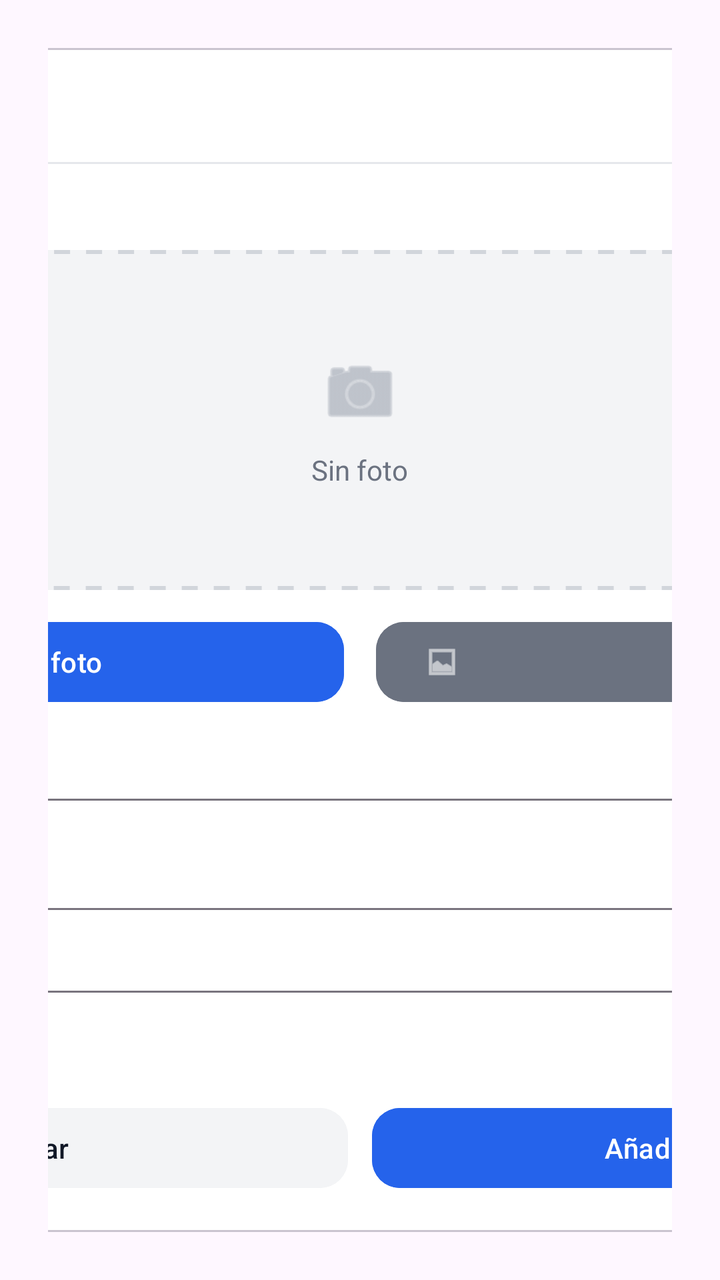
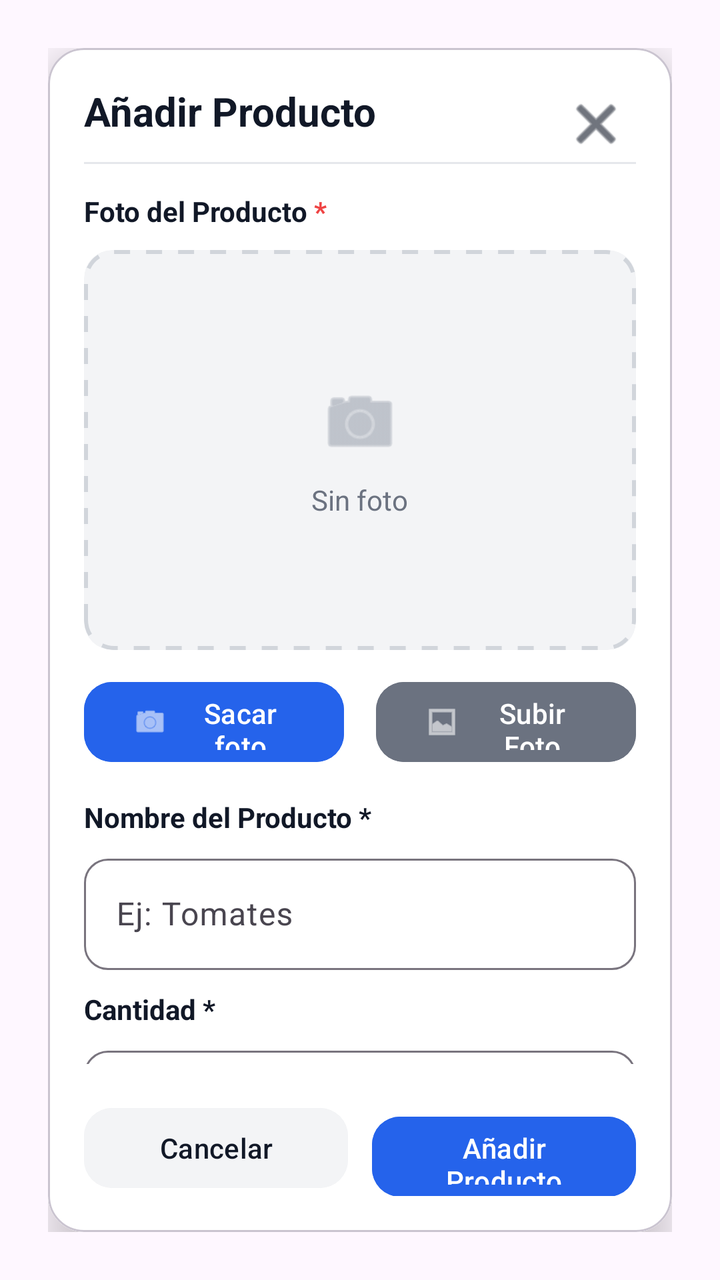

Two renders of the same Android screen: before a commit and after it. Below are the layout's source before the change and the commit's diff.
<!-- AndroidManifest.xml: application theme Theme.ControlAlmacen -->
<!-- res/layout/dialog_add_producto.xml -->
<?xml version="1.0" encoding="utf-8"?>
<FrameLayout xmlns:android="http://schemas.android.com/apk/res/android"
    xmlns:app="http://schemas.android.com/apk/res-auto"
    android:layout_width="match_parent"
    android:layout_height="match_parent"
    android:padding="24dp">

    <com.google.android.material.card.MaterialCardView
        android:layout_width="720dp"
        android:layout_height="match_parent"
        android:layout_gravity="center"
        app:cardBackgroundColor="@android:color/white"
        app:cardCornerRadius="18dp"
        app:cardElevation="12dp">

        <LinearLayout
            android:layout_width="match_parent"
            android:layout_height="match_parent"
            android:orientation="vertical">

            <androidx.core.widget.NestedScrollView
                android:layout_width="match_parent"
                android:layout_height="0dp"
                android:layout_weight="1"
                android:fillViewport="true">

                <androidx.constraintlayout.widget.ConstraintLayout
                    android:layout_width="match_parent"
                    android:layout_height="wrap_content"
                    android:padding="18dp">

                    <TextView
                        android:id="@+id/tvTitulo"
                        android:layout_width="0dp"
                        android:layout_height="wrap_content"
                        android:text="Añadir Producto"
                        android:textColor="#111827"
                        android:textSize="20sp"
                        android:textStyle="bold"
                        app:layout_constraintEnd_toStartOf="@+id/btnCerrar"
                        app:layout_constraintStart_toStartOf="parent"
                        app:layout_constraintTop_toTopOf="parent" />

                    <ImageButton
                        android:id="@+id/btnCerrar"
                        android:layout_width="40dp"
                        android:layout_height="40dp"
                        android:background="?attr/selectableItemBackgroundBorderless"
                        android:contentDescription="Cerrar"
                        android:src="@android:drawable/ic_menu_close_clear_cancel"
                        app:layout_constraintEnd_toEndOf="parent"
                        app:layout_constraintTop_toTopOf="parent"
                        app:tint="#111827" />

                    <View
                        android:id="@+id/sep1"
                        android:layout_width="0dp"
                        android:layout_height="1dp"
                        android:layout_marginTop="12dp"
                        android:background="#E5E7EB"
                        app:layout_constraintEnd_toEndOf="parent"
                        app:layout_constraintStart_toStartOf="parent"
                        app:layout_constraintTop_toBottomOf="@id/tvTitulo" />

                    <TextView
                        android:id="@+id/tvFotoLabel"
                        android:layout_width="wrap_content"
                        android:layout_height="wrap_content"
                        android:layout_marginTop="14dp"
                        android:text="Foto del Producto"
                        android:textColor="#111827"
                        android:textStyle="bold"
                        app:layout_constraintStart_toStartOf="parent"
                        app:layout_constraintTop_toBottomOf="@id/sep1" />

                    <TextView
                        android:id="@+id/tvFotoReq"
                        android:layout_width="wrap_content"
                        android:layout_height="wrap_content"
                        android:text=" *"
                        android:textColor="#EF4444"
                        android:textStyle="bold"
                        app:layout_constraintBaseline_toBaselineOf="@id/tvFotoLabel"
                        app:layout_constraintStart_toEndOf="@id/tvFotoLabel" />

                    <androidx.cardview.widget.CardView
                        android:id="@+id/cardFoto"
                        android:layout_width="0dp"
                        android:layout_height="170dp"
                        android:layout_marginTop="10dp"
                        app:cardBackgroundColor="#F3F4F6"
                        app:cardCornerRadius="14dp"
                        app:cardElevation="0dp"
                        app:layout_constraintEnd_toEndOf="parent"
                        app:layout_constraintStart_toStartOf="parent"
                        app:layout_constraintTop_toBottomOf="@id/tvFotoLabel">

                        <FrameLayout
                            android:layout_width="match_parent"
                            android:layout_height="match_parent"
                            android:background="@drawable/bg_dashed_area">

                            <ImageView
                                android:id="@+id/imgPreviewProducto"
                                android:layout_width="match_parent"
                                android:layout_height="match_parent"
                                android:contentDescription="Preview foto producto"
                                android:scaleType="centerInside"
                                android:src="@android:color/transparent" />

                            <LinearLayout
                                android:id="@+id/layoutPlaceholderFoto"
                                android:layout_width="match_parent"
                                android:layout_height="match_parent"
                                android:gravity="center"
                                android:orientation="vertical">

                                <ImageView
                                    android:layout_width="42dp"
                                    android:layout_height="42dp"
                                    android:contentDescription="Camara"
                                    android:src="@android:drawable/ic_menu_camera"
                                    app:tint="#9CA3AF" />

                                <TextView
                                    android:layout_width="wrap_content"
                                    android:layout_height="wrap_content"
                                    android:layout_marginTop="8dp"
                                    android:text="Sin foto"
                                    android:textColor="#6B7280" />
                            </LinearLayout>
                        </FrameLayout>
                    </androidx.cardview.widget.CardView>

                    <com.google.android.material.button.MaterialButton
                        android:id="@+id/btnTomarFoto"
                        android:layout_width="0dp"
                        android:layout_height="48dp"
                        android:layout_marginTop="12dp"
                        android:layout_marginEnd="8dp"
                        android:backgroundTint="#2563EB"
                        android:text="Sacar foto"
                        android:textColor="@android:color/white"
                        app:cornerRadius="14dp"
                        app:icon="@android:drawable/ic_menu_camera"
                        app:iconPadding="8dp"
                        app:layout_constraintEnd_toStartOf="@+id/btnSubirFoto"
                        app:layout_constraintStart_toStartOf="parent"
                        app:layout_constraintTop_toBottomOf="@id/cardFoto" />

                    <com.google.android.material.button.MaterialButton
                        android:id="@+id/btnSubirFoto"
                        android:layout_width="0dp"
                        android:layout_height="48dp"
                        android:layout_marginStart="8dp"
                        android:layout_marginTop="12dp"
                        android:backgroundTint="#6B7280"
                        android:text="Subir Foto"
                        android:textColor="@android:color/white"
                        app:cornerRadius="14dp"
                        app:icon="@android:drawable/ic_menu_gallery"
                        app:iconPadding="8dp"
                        app:layout_constraintEnd_toEndOf="parent"
                        app:layout_constraintStart_toEndOf="@id/btnTomarFoto"
                        app:layout_constraintTop_toBottomOf="@id/cardFoto" />

                    <TextView
                        android:id="@+id/tvNombreLabel"
                        android:layout_width="0dp"
                        android:layout_height="wrap_content"
                        android:layout_marginTop="14dp"
                        android:text="Nombre del Producto *"
                        android:textColor="#111827"
                        android:textStyle="bold"
                        app:layout_constraintEnd_toEndOf="parent"
                        app:layout_constraintStart_toStartOf="parent"
                        app:layout_constraintTop_toBottomOf="@id/btnTomarFoto" />

                    <com.google.android.material.textfield.TextInputLayout
                        android:id="@+id/tilNombre"
                        android:layout_width="0dp"
                        android:layout_height="wrap_content"
                        android:layout_marginTop="6dp"
                        app:boxBackgroundMode="outline"
                        app:boxCornerRadiusBottomEnd="12dp"
                        app:boxCornerRadiusBottomStart="12dp"
                        app:boxCornerRadiusTopEnd="12dp"
                        app:boxCornerRadiusTopStart="12dp"
                        app:layout_constraintEnd_toEndOf="parent"
                        app:layout_constraintStart_toStartOf="parent"
                        app:layout_constraintTop_toBottomOf="@id/tvNombreLabel">

                        <com.google.android.material.textfield.TextInputEditText
                            android:id="@+id/etNombre"
                            android:layout_width="match_parent"
                            android:layout_height="wrap_content"
                            android:hint="Ej: Tomates"
                            android:inputType="textPersonName" />
                    </com.google.android.material.textfield.TextInputLayout>

                    <TextView
                        android:id="@+id/tvCantidadLabel"
                        android:layout_width="0dp"
                        android:layout_height="wrap_content"
                        android:layout_marginTop="10dp"
                        android:text="Cantidad *"
                        android:textColor="#111827"
                        android:textStyle="bold"
                        app:layout_constraintEnd_toEndOf="parent"
                        app:layout_constraintStart_toStartOf="parent"
                        app:layout_constraintTop_toBottomOf="@id/tilNombre" />

                    <com.google.android.material.textfield.TextInputLayout
                        android:id="@+id/tilCantidad"
                        android:layout_width="0dp"
                        android:layout_height="wrap_content"
                        android:layout_marginTop="6dp"
                        app:boxBackgroundMode="outline"
                        app:boxCornerRadiusBottomEnd="12dp"
                        app:boxCornerRadiusBottomStart="12dp"
                        app:boxCornerRadiusTopEnd="12dp"
                        app:boxCornerRadiusTopStart="12dp"
                        app:layout_constraintEnd_toEndOf="parent"
                        app:layout_constraintStart_toStartOf="parent"
                        app:layout_constraintTop_toBottomOf="@id/tvCantidadLabel">

                        <com.google.android.material.textfield.TextInputEditText
                            android:id="@+id/etCantidad"
                            android:layout_width="match_parent"
                            android:layout_height="wrap_content"
                            android:hint="Ej: 10"
                            android:inputType="number" />
                    </com.google.android.material.textfield.TextInputLayout>

                    <TextView
                        android:id="@+id/tvMinLabel"
                        android:layout_width="0dp"
                        android:layout_height="wrap_content"
                        android:layout_marginTop="10dp"
                        android:text="Cantidad Mínima (opcional)"
                        android:textColor="#111827"
                        android:textStyle="bold"
                        app:layout_constraintEnd_toEndOf="parent"
                        app:layout_constraintStart_toStartOf="parent"
                        app:layout_constraintTop_toBottomOf="@id/tilCantidad" />

                    <com.google.android.material.textfield.TextInputLayout
                        android:id="@+id/tilMin"
                        android:layout_width="0dp"
                        android:layout_height="wrap_content"
                        android:layout_marginTop="6dp"
                        app:boxBackgroundMode="outline"
                        app:boxCornerRadiusBottomEnd="12dp"
                        app:boxCornerRadiusBottomStart="12dp"
                        app:boxCornerRadiusTopEnd="12dp"
                        app:boxCornerRadiusTopStart="12dp"
                        app:layout_constraintEnd_toEndOf="parent"
                        app:layout_constraintStart_toStartOf="parent"
                        app:layout_constraintTop_toBottomOf="@id/tvMinLabel">

                        <com.google.android.material.textfield.TextInputEditText
                            android:id="@+id/etMin"
                            android:layout_width="match_parent"
                            android:layout_height="wrap_content"
                            android:hint="Ej: 5"
                            android:inputType="number" />
                    </com.google.android.material.textfield.TextInputLayout>

                    <androidx.cardview.widget.CardView
                        android:id="@+id/cardDeshabilitado"
                        android:layout_width="0dp"
                        android:layout_height="wrap_content"
                        android:layout_marginTop="14dp"
                        app:cardBackgroundColor="#F3F4F6"
                        app:cardCornerRadius="14dp"
                        app:cardElevation="0dp"
                        app:layout_constraintEnd_toEndOf="parent"
                        app:layout_constraintStart_toStartOf="parent"
                        app:layout_constraintTop_toBottomOf="@id/tilMin">

                        <LinearLayout
                            android:layout_width="match_parent"
                            android:layout_height="wrap_content"
                            android:gravity="center_vertical"
                            android:orientation="horizontal"
                            android:padding="16dp">

                            <CheckBox
                                android:id="@+id/cbDeshabilitado"
                                android:layout_width="wrap_content"
                                android:layout_height="wrap_content"
                                android:buttonTint="#111827" />

                            <LinearLayout
                                android:layout_width="0dp"
                                android:layout_height="wrap_content"
                                android:layout_marginStart="8dp"
                                android:layout_weight="1"
                                android:orientation="vertical">

                                <TextView
                                    android:layout_width="wrap_content"
                                    android:layout_height="wrap_content"
                                    android:text="Producto Deshabilitado"
                                    android:textColor="#111827"
                                    android:textSize="16sp"
                                    android:textStyle="bold" />

                                <TextView
                                    android:layout_width="wrap_content"
                                    android:layout_height="wrap_content"
                                    android:layout_marginTop="2dp"
                                    android:text="Para productos de temporada o que ya no se sirven"
                                    android:textColor="#6B7280"
                                    android:textSize="14sp" />
                            </LinearLayout>
                        </LinearLayout>
                    </androidx.cardview.widget.CardView>

                    <View
                        android:layout_width="0dp"
                        android:layout_height="16dp"
                        app:layout_constraintEnd_toEndOf="parent"
                        app:layout_constraintStart_toStartOf="parent"
                        app:layout_constraintTop_toBottomOf="@id/cardDeshabilitado" />

                </androidx.constraintlayout.widget.ConstraintLayout>
            </androidx.core.widget.NestedScrollView>

            <LinearLayout
                android:id="@+id/rowBottom"
                android:layout_width="match_parent"
                android:layout_height="wrap_content"
                android:background="@android:color/white"
                android:orientation="horizontal"
                android:padding="18dp">

                <com.google.android.material.button.MaterialButton
                    android:id="@+id/btnCancelar"
                    android:layout_width="0dp"
                    android:layout_height="48dp"
                    android:layout_weight="1"
                    android:backgroundTint="#F3F4F6"
                    android:text="Cancelar"
                    android:textColor="#111827"
                    app:cornerRadius="14dp" />

                <Space
                    android:layout_width="12dp"
                    android:layout_height="1dp" />

                <com.google.android.material.button.MaterialButton
                    android:id="@+id/btnGuardar"
                    android:layout_width="0dp"
                    android:layout_height="48dp"
                    android:layout_weight="1"
                    android:backgroundTint="#2563EB"
                    android:text="Añadir Producto"
                    android:textColor="@android:color/white"
                    app:cornerRadius="14dp" />
            </LinearLayout>

        </LinearLayout>

    </com.google.android.material.card.MaterialCardView>

</FrameLayout>
<!-- resources referenced by this layout -->
<resources>
  <!-- drawable bg_dashed_area (drawable) -->
  <?xml version="1.0" encoding="utf-8"?>
  <shape xmlns:android="http://schemas.android.com/apk/res/android">
      <solid android:color="@android:color/transparent" />
      <corners android:radius="14dp" />
      <stroke
          android:width="2dp"
          android:color="#D1D5DB"
          android:dashWidth="8dp"
          android:dashGap="8dp" />
  </shape>
  <style name="Theme.ControlAlmacen" parent="Base.Theme.ControlAlmacen" />
  <style name="Base.Theme.ControlAlmacen" parent="Theme.Material3.DayNight.NoActionBar">
          
          
      </style>
</resources>

<!-- the commit's change to res/layout/dialog_add_producto.xml (unified diff, before → after) -->
@@ -6,8 +6,8 @@
     android:padding="24dp">
 
     <com.google.android.material.card.MaterialCardView
-        android:layout_width="720dp"
-        android:layout_height="match_parent"
+        android:layout_width="match_parent"
+        android:layout_height="wrap_content"
         android:layout_gravity="center"
         app:cardBackgroundColor="@android:color/white"
         app:cardCornerRadius="18dp"
@@ -15,7 +15,7 @@
 
         <LinearLayout
             android:layout_width="match_parent"
-            android:layout_height="match_parent"
+            android:layout_height="wrap_content"
             android:orientation="vertical">
 
             <androidx.core.widget.NestedScrollView
@@ -86,7 +86,7 @@
                     <androidx.cardview.widget.CardView
                         android:id="@+id/cardFoto"
                         android:layout_width="0dp"
-                        android:layout_height="170dp"
+                        android:layout_height="wrap_content"
                         android:layout_marginTop="10dp"
                         app:cardBackgroundColor="#F3F4F6"
                         app:cardCornerRadius="14dp"
@@ -97,15 +97,17 @@
 
                         <FrameLayout
                             android:layout_width="match_parent"
-                            android:layout_height="match_parent"
+                            android:layout_height="wrap_content"
                             android:background="@drawable/bg_dashed_area">
 
                             <ImageView
                                 android:id="@+id/imgPreviewProducto"
                                 android:layout_width="match_parent"
-                                android:layout_height="match_parent"
+                                android:layout_height="wrap_content"
                                 android:contentDescription="Preview foto producto"
+                                android:adjustViewBounds="true"
                                 android:scaleType="centerInside"
+                                android:maxHeight="@dimen/dialog_image_max_height"
                                 android:src="@android:color/transparent" />
 
                             <LinearLayout
<!-- resource entries referenced after the edit -->
@@ -1,5 +1,6 @@
 <!-- resources referenced by this layout -->
 <resources>
+  <dimen name="dialog_image_max_height">200dp</dimen>
   <!-- drawable bg_dashed_area (drawable) -->
   <?xml version="1.0" encoding="utf-8"?>
   <shape xmlns:android="http://schemas.android.com/apk/res/android">
